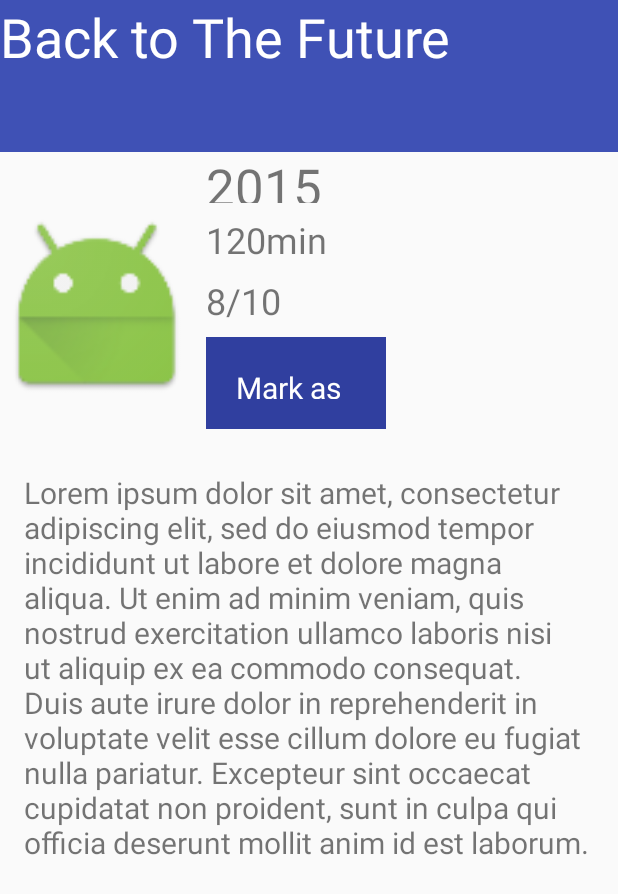
After one commit to piotrkulma/PopularMovies1, an Android app: the layout activity_movie_details.xml on its own in the app's theme, with its tools: preview values and no code run, on a phone screen of 412 x 824 dp. The commit adds this screen. Shown: the top 894 px of the screen. Run offline under Robolectric (Android 15) with nearby library versions, the phone set to English and light mode, and no system bars.

Commit message:
-Refactoring movies details layout into constraints layout -Binding data from the constrainst layout

```diff
--- a/app/build.gradle
+++ b/app/build.gradle
@@ -10,6 +10,10 @@ android {
         versionCode 1
         versionName "1.0"
         testInstrumentationRunner "android.support.test.runner.AndroidJUnitRunner"
+    }
+
+    dataBinding {
+        enabled = true
     }
 
     buildTypes {
@@ -32,6 +36,7 @@ dependencies {
     compile 'com.android.support:appcompat-v7:25.1.0'
     compile 'com.android.support:recyclerview-v7:25.0.1'
     compile 'com.squareup.picasso:picasso:2.5.2'
+    compile 'com.android.support.constraint:constraint-layout:1.0.0-beta4'
 
     testCompile 'junit:junit:4.12'
 }
--- a/app/src/main/java/pl/piotrkulma/popularmoviesstage1/MovieActivity.java
+++ b/app/src/main/java/pl/piotrkulma/popularmoviesstage1/MovieActivity.java
@@ -1,15 +1,16 @@
 package pl.piotrkulma.popularmoviesstage1;
 
 import android.content.Intent;
+import android.databinding.DataBindingUtil;
 import android.support.v7.app.AppCompatActivity;
 import android.os.Bundle;
 import android.view.View;
 import android.widget.ImageView;
 import android.widget.ProgressBar;
-import android.widget.TextView;
 
 import com.squareup.picasso.Picasso;
 
+import pl.piotrkulma.popularmoviesstage1.databinding.ActivityMovieDetailsBinding;
 import pl.piotrkulma.popularmoviesstage1.model.MovieDBResponse;
 
 /**
@@ -17,63 +18,54 @@ import pl.piotrkulma.popularmoviesstage1.model.MovieDBResponse;
  *
  */
 public class MovieActivity extends AppCompatActivity {
-    private TextView title;
-    private TextView releaseDate;
     private ImageView poster;
-    private TextView avgVotes;
-    private TextView synopsis;
     private ProgressBar progressBar;
+
+    private ActivityMovieDetailsBinding movieDetailsBinding;
 
     @Override
     protected void onCreate(Bundle savedInstanceState) {
         super.onCreate(savedInstanceState);
-        setContentView(R.layout.activity_movie);
+        initViews();
+        bindData();
+    }
 
-        initChildViews();
+    private void initViews() {
+        movieDetailsBinding = DataBindingUtil.setContentView(this, R.layout.activity_movie_details);
+        poster = (ImageView) findViewById(R.id.poster);
+        progressBar = (ProgressBar) findViewById(R.id.movie_progressbar);
+    }
 
+    private void bindData() {
+        hideAll();
         Intent intentFromParent = getIntent();
 
         MovieDBResponse movieData = (MovieDBResponse)intentFromParent.getSerializableExtra("movieData");
+        movieDetailsBinding.setMovie(movieData);
 
-        fillMovieData(movieData);
-    }
-
-    private void initChildViews() {
-        title = (TextView) findViewById(R.id.movie_title);
-        releaseDate = (TextView) findViewById(R.id.movie_release_date);
-        poster = (ImageView) findViewById(R.id.movie_poster);
-        avgVotes = (TextView) findViewById(R.id.movie_avg_votes);
-        synopsis = (TextView) findViewById(R.id.movie_synopsis);
-        progressBar = (ProgressBar) findViewById(R.id.movie_progressbar);
+        Picasso.with(MovieActivity.this).load(movieData.getPosterUrl()).into(poster);
+        showAll();
     }
 
     private void fillMovieData(MovieDBResponse movieData) {
-        hideAll();
-
+        //hideAll();
+/*
         title.setText(movieData.getTitle());
         releaseDate.setText(movieData.getReleaseDateYear());
         avgVotes.setText(movieData.getVoteAgerageFull());
         synopsis.setText(movieData.getPlotSynopsis());
 
-        Picasso.with(MovieActivity.this).load(movieData.getPosterUrl()).into(poster);
-        showAll();
+        Picasso.with(MovieActivity.this).load(movieData.getPosterUrl()).into(poster);*/
+        //showAll();
     }
 
     private void showAll() {
-        title.setVisibility(View.VISIBLE);
-        releaseDate.setVisibility(View.VISIBLE);
         poster.setVisibility(View.VISIBLE);
-        avgVotes.setVisibility(View.VISIBLE);
-        synopsis.setVisibility(View.VISIBLE);
         progressBar.setVisibility(View.INVISIBLE);
     }
 
     private void hideAll() {
-        title.setVisibility(View.INVISIBLE);
-        releaseDate.setVisibility(View.INVISIBLE);
         poster.setVisibility(View.INVISIBLE);
-        avgVotes.setVisibility(View.INVISIBLE);
-        synopsis.setVisibility(View.INVISIBLE);
         progressBar.setVisibility(View.VISIBLE);
     }
 }
--- /dev/null
+++ b/app/src/main/res/layout/activity_movie_details.xml
@@ -0,0 +1,133 @@
+<?xml version="1.0" encoding="utf-8"?>
+<layout
+    xmlns:android="http://schemas.android.com/apk/res/android"
+    xmlns:app="http://schemas.android.com/apk/res-auto"
+    xmlns:tools="http://schemas.android.com/tools">
+    <data>
+        <variable
+            name="movie"
+            type="pl.piotrkulma.popularmoviesstage1.model.MovieDBResponse"/>
+    </data>
+    <ScrollView
+        android:layout_width="match_parent"
+        android:layout_height="match_parent">
+
+        <android.support.constraint.ConstraintLayout
+            android:layout_width="match_parent"
+            android:layout_height="wrap_content">
+            <TextView
+                android:layout_width="0dp"
+                android:layout_height="101dp"
+                android:id="@+id/title"
+                tools:text="@string/mock_movie_title"
+                tools:gravity="center_vertical"
+                tools:padding="20dp"
+                android:textSize="36sp"
+                app:layout_constraintLeft_toLeftOf="parent"
+                app:layout_constraintTop_toTopOf="parent"
+                app:layout_constraintRight_toRightOf="parent"
+                android:background="@color/colorPrimaryMovie"
+                tools:background="@color/colorPrimaryMovie"
+                android:textColor="@android:color/background_light"
+                android:text="@{movie.title}"/>
+
+            <ImageView
+                android:layout_width="129dp"
+                android:layout_height="205dp"
+                app:srcCompat="@mipmap/ic_launcher"
+                android:id="@+id/poster"
+                app:layout_constraintTop_toBottomOf="@+id/title"
+                app:layout_constraintLeft_toLeftOf="parent"
+                android:contentDescription="@string/poster_description" />
+
+            <TextView
+                android:layout_width="wrap_content"
+                android:layout_height="34dp"
+                android:id="@+id/releaseDate"
+                tools:text="@string/mock_movie_release_date"
+                android:textSize="34sp"
+                android:layout_marginStart="8dp"
+                app:layout_constraintLeft_toRightOf="@+id/poster"
+                android:layout_marginLeft="8dp"
+                app:layout_constraintTop_toBottomOf="@+id/title"
+                android:text="@{movie.releaseDateYear}"
+                android:paddingBottom="0dp"
+                android:paddingEnd="0dp"
+                android:paddingLeft="20dp"
+                android:paddingRight="0dp"
+                android:paddingStart="0dp"
+                android:paddingTop="0dp" />
+
+            <TextView
+                tools:text="@string/mock_movie_duration"
+                android:layout_width="wrap_content"
+                android:layout_height="wrap_content"
+                android:id="@+id/duration"
+                android:textSize="24sp"
+                android:layout_marginTop="8dp"
+                app:layout_constraintTop_toBottomOf="@+id/releaseDate"
+                android:layout_marginStart="8dp"
+                app:layout_constraintLeft_toRightOf="@+id/poster"
+                android:layout_marginLeft="8dp"
+                android:padding="0dp"
+                android:paddingEnd="0dp"
+                android:paddingBottom="0dp"
+                android:paddingLeft="20dp"
+                android:paddingRight="0dp"
+                android:paddingStart="0dp"
+                android:paddingTop="0dp" />
+
+            <TextView
+                tools:text="@string/mock_movie_rating"
+                android:layout_width="wrap_content"
+                android:layout_height="wrap_content"
+                android:id="@+id/rating"
+                android:textSize="24sp"
+                android:layout_marginTop="8dp"
+                app:layout_constraintTop_toBottomOf="@+id/duration"
+                android:layout_marginStart="8dp"
+                app:layout_constraintLeft_toRightOf="@+id/poster"
+                android:layout_marginLeft="8dp"
+                android:padding="0dp"
+                android:text="@{movie.voteAgerageFull}"
+                android:paddingBottom="0dp"
+                android:paddingEnd="0dp"
+                android:paddingLeft="20dp"
+                android:paddingRight="0dp"
+                android:paddingStart="0dp"
+                android:paddingTop="0dp" />
+
+            <TextView
+                android:text="@string/mock_movie_favourite"
+                android:layout_width="120dp"
+                android:layout_height="61dp"
+                android:id="@+id/favourite"
+                android:textSize="20sp"
+                android:layout_marginStart="8dp"
+                app:layout_constraintLeft_toRightOf="@+id/poster"
+                android:layout_marginLeft="8dp"
+                android:layout_marginTop="8dp"
+                app:layout_constraintTop_toBottomOf="@+id/rating"
+                android:padding="20dp"
+                android:background="@color/colorPrimaryDarkMovie"
+                android:textColor="@android:color/background_light"
+                android:gravity="center_vertical" />
+
+            <TextView
+                tools:text="@string/mock_movie_synopsis"
+                android:layout_width="0dp"
+                android:layout_height="wrap_content"
+                android:id="@+id/synopsis"
+                android:textSize="20sp"
+                android:layout_marginTop="8dp"
+                app:layout_constraintTop_toBottomOf="@+id/poster"
+                android:layout_marginStart="16dp"
+                app:layout_constraintLeft_toLeftOf="parent"
+                android:layout_marginLeft="16dp"
+                android:layout_marginEnd="16dp"
+                app:layout_constraintRight_toRightOf="parent"
+                android:layout_marginRight="16dp"
+                android:text="@{movie.plotSynopsis}"/>
+        </android.support.constraint.ConstraintLayout>
+    </ScrollView>
+</layout>
--- a/app/src/main/res/values/colors.xml
+++ b/app/src/main/res/values/colors.xml
@@ -1,6 +1,10 @@
 <?xml version="1.0" encoding="utf-8"?>
 <resources>
-    <color name="colorPrimary">#3F51B5</color>
-    <color name="colorPrimaryDark">#303F9F</color>
-    <color name="colorAccent">#FF4081</color>
+    <color name="colorPrimary">#000000</color>
+    <color name="colorPrimaryDark">#212121</color>
+    <color name="colorAccent">#303030</color>
+
+    <color name="colorPrimaryMovie">#3f51b5</color>
+    <color name="colorPrimaryDarkMovie">#303f9f</color>
+    <color name="colorAccentMovie">#ff4081</color>
 </resources>
--- a/app/src/main/res/values/strings.xml
+++ b/app/src/main/res/values/strings.xml
@@ -1,7 +1,17 @@
 <resources>
     <string name="app_name">Popular Movies</string>
-    <string name="api_key_value"></string>
+    <string name="api_key_value">1e98467bcad77b7db076c33ae0f04520</string>
     <string name="error_message">Error occured. Check internet connection and tap here to reconnect.</string>
     <string name="most_popular_so">Most popular</string>
     <string name="top_rated_so">Top rated</string>
+
+    <string name="poster_description">Poster image</string>
+
+    <string name="mock_movie_title">Back to The Future</string>
+    <string name="mock_movie_release_date">2015</string>
+    <string name="mock_movie_duration">120min</string>
+    <string name="mock_movie_rating">8/10</string>
+    <string name="mock_movie_favourite">Mark as favorite</string>
+    <string name="mock_movie_unmark_favourite">Unmarkark favorite</string>
+    <string name="mock_movie_synopsis">Lorem ipsum dolor sit amet, consectetur adipiscing elit, sed do eiusmod tempor incididunt ut labore et dolore magna aliqua. Ut enim ad minim veniam, quis nostrud exercitation ullamco laboris nisi ut aliquip ex ea commodo consequat. Duis aute irure dolor in reprehenderit in voluptate velit esse cillum dolore eu fugiat nulla pariatur. Excepteur sint occaecat cupidatat non proident, sunt in culpa qui officia deserunt mollit anim id est laborum.</string>
 </resources>
```
